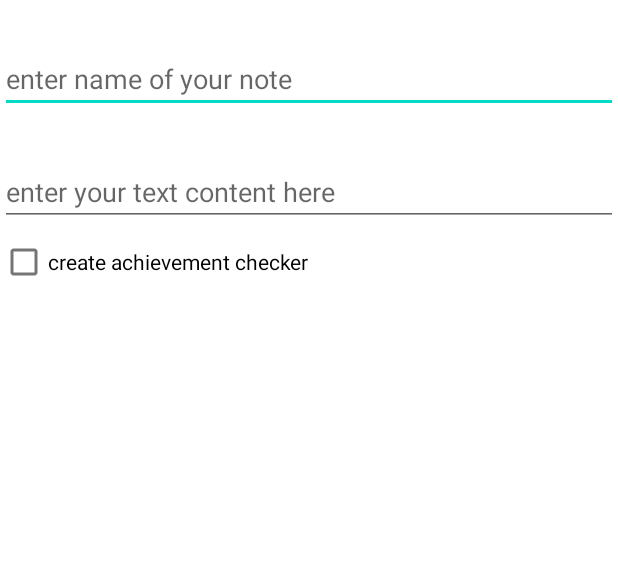
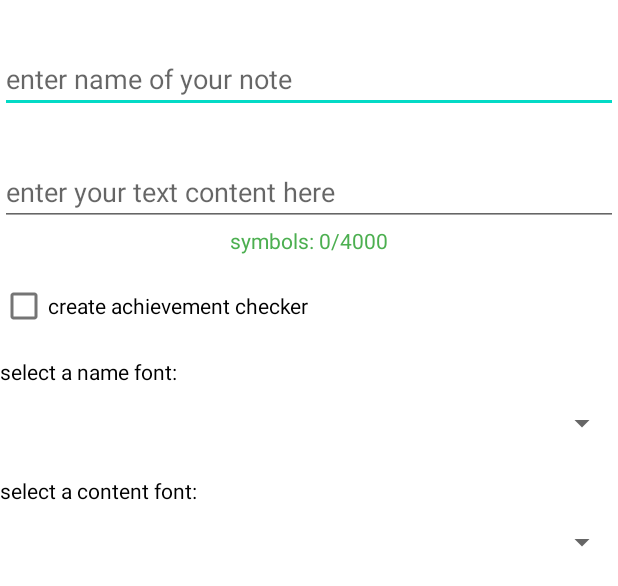
Before and after one commit to Maxdgf/My-Notes, an Android app: the layout edit_text_dialog.xml on its own in the app's theme, with its tools: preview values and no code run, on a phone screen of 412 x 824 dp. Shown: the top 586 px of the screen. Run offline under Robolectric (Android 15) with nearby library versions, the phone set to English and light mode, and no system bars; Roboto replaces fonts that are not available here.

Commit message:
Update edit_text_dialog.xml

```diff
--- a/app/src/main/res/layout/edit_text_dialog.xml
+++ b/app/src/main/res/layout/edit_text_dialog.xml
@@ -1,5 +1,6 @@
 <?xml version="1.0" encoding="utf-8"?>
 <LinearLayout xmlns:android="http://schemas.android.com/apk/res/android"
+    xmlns:tools="http://schemas.android.com/tools"
     android:layout_width="match_parent"
     android:layout_height="match_parent"
     android:orientation="vertical">
@@ -18,6 +19,7 @@
                 android:layout_height="wrap_content"
                 android:id="@+id/inputNameNote"
                 android:layout_marginTop="30dp"
+                android:singleLine="true"
                 android:hint="enter name of your note" />
 
             <EditText
@@ -26,17 +28,52 @@
                 android:id="@+id/inputContentNote"
                 android:layout_marginTop="30dp"
                 android:inputType="textMultiLine"
+                android:maxLength="4000"
                 android:hint="enter your text content here" />
+
+            <TextView
+                android:layout_width="match_parent"
+                android:layout_height="wrap_content"
+                android:id="@+id/symbolsCounter"
+                android:textColor="#4CAF50"
+                android:text="symbols: 0/4000"
+                android:textAlignment="center"/>
 
             <CheckBox
                 android:layout_width="match_parent"
                 android:layout_height="wrap_content"
+                android:layout_marginTop="10dp"
                 android:id="@+id/createAchievementChecker"
                 android:text="create achievement checker"/>
+
+            <TextView
+                android:layout_width="wrap_content"
+                android:layout_height="wrap_content"
+                android:id="@+id/nFontView"
+                android:layout_marginTop="10dp"
+                android:text="select a name font:"/>
+
+            <Spinner
+                android:id="@+id/nameFontSpin"
+                android:layout_width="match_parent"
+                android:layout_height="50dp"
+                android:textAlignment="center" />
+
+            <TextView
+                android:layout_width="wrap_content"
+                android:layout_height="wrap_content"
+                android:id="@+id/cFontView"
+                android:layout_marginTop="10dp"
+                android:text="select a content font:"/>
+
+            <Spinner
+                android:id="@+id/textFontSpin"
+                android:layout_width="match_parent"
+                android:layout_height="50dp"
+                android:textAlignment="center" />
 
         </LinearLayout>
 
     </ScrollView>
 
-
 </LinearLayout>
```
